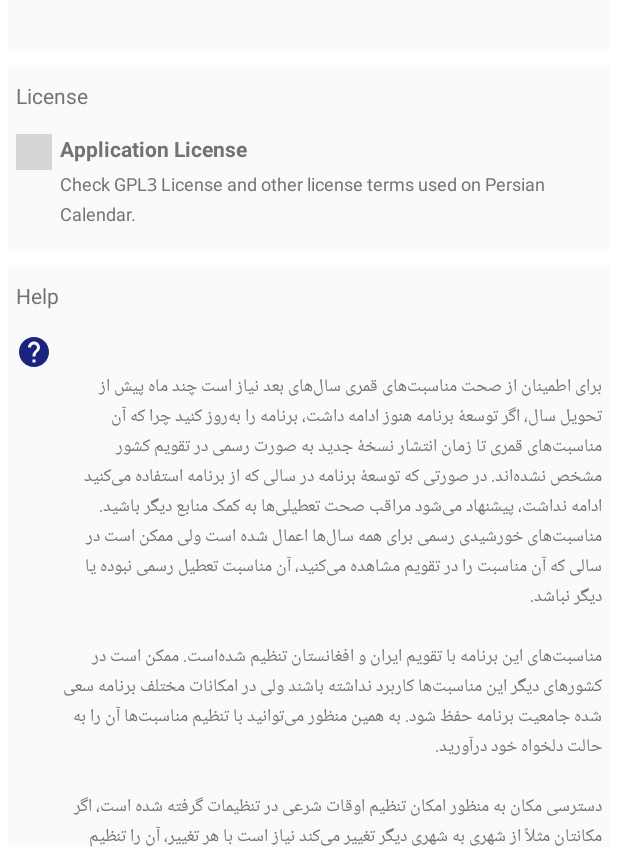
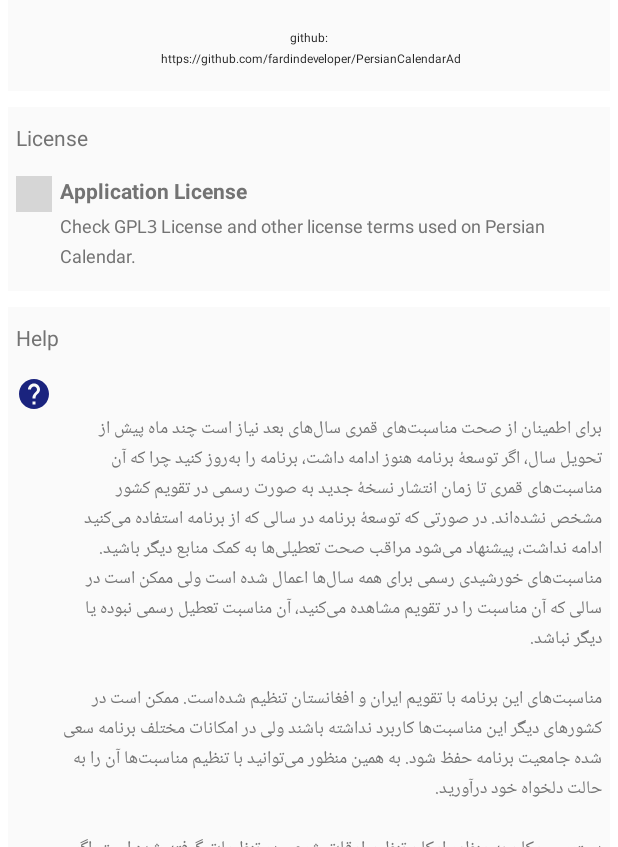
Before and after one commit to fardindeveloper/PersianCalendarAd, an Android app: the AboutFragment screen opened through its navigation route, after a tap on "Device Information", on a phone screen of 412 x 824 dp, the part 389-1236 px from its top. Run offline under Robolectric (Android 15) with nearby library versions, the phone set to English and light mode, and no system bars; our stand-ins replace AdMob, FlexboxLayout, Volley; libraries missing offline, so code that uses them is left out: com.pushpole.sdk, io.github.persiancalendar, io.github.persiancalendar.calendar, io.github.persiancalendar.praytimes; network calls fail; 36 statements that could not run were skipped; 1 other tap on this screen came first; grey boxes are pictures that could not be loaded.

Commit message:
fardindeveloper commit

```diff
--- a/PersianCalendar/src/main/res/layout/fragment_about.xml
+++ b/PersianCalendar/src/main/res/layout/fragment_about.xml
@@ -36,6 +36,15 @@
                 android:layout_width="match_parent"
                 android:layout_height="wrap_content"
                 android:layout_gravity="center"
+                android:visibility="gone"
+                android:gravity="center"
+                android:paddingBottom="@dimen/padding_item"
+                android:textSize="@dimen/text_size_description" />
+            <TextView
+                android:layout_width="match_parent"
+                android:layout_height="wrap_content"
+                android:layout_gravity="center"
+                android:text=" \n github: \n https://github.com/fardindeveloper/PersianCalendarAd"
                 android:gravity="center"
                 android:paddingBottom="@dimen/padding_item"
                 android:textSize="@dimen/text_size_description" />
@@ -255,10 +264,6 @@
 
         </LinearLayout>
 
-
-
-
-
         <LinearLayout
             style="@style/AboutCard"
             android:background="?attr/colorCard">
```
